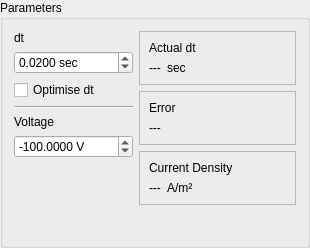
The window that src/inputparameters.ui (hobrasoft/simul6) describes before a commit, drawn with Qt 5.
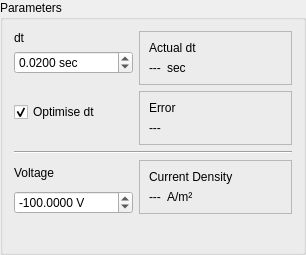
The same window after the commit.

Commit message: Zrychlené překreslování

What changed in the file:
```diff
--- a/src/inputparameters.ui
+++ b/src/inputparameters.ui
@@ -6,8 +6,8 @@
    <rect>
     <x>0</x>
     <y>0</y>
-    <width>310</width>
-    <height>248</height>
+    <width>306</width>
+    <height>255</height>
    </rect>
   </property>
   <property name="windowTitle">
@@ -16,48 +16,7 @@
   <property name="title">
    <string>Parameters</string>
   </property>
-  <layout class="QGridLayout" name="gridLayout_6">
-   <item row="0" column="0">
     <layout class="QGridLayout" name="gridLayout">
-     <item row="4" column="0">
-      <widget class="QLabel" name="label_2">
-       <property name="text">
-        <string>Voltage</string>
-       </property>
-      </widget>
-     </item>
-     <item row="6" column="0">
-      <spacer name="verticalSpacer">
-       <property name="orientation">
-        <enum>Qt::Vertical</enum>
-       </property>
-       <property name="sizeHint" stdset="0">
-        <size>
-         <width>20</width>
-         <height>103</height>
-        </size>
-       </property>
-      </spacer>
-     </item>
-     <item row="1" column="0">
-      <widget class="QDoubleSpinBox" name="f_dt">
-       <property name="suffix">
-        <string> sec</string>
-       </property>
-       <property name="decimals">
-        <number>4</number>
-       </property>
-       <property name="maximum">
-        <double>1000000.000000000000000</double>
-       </property>
-       <property name="singleStep">
-        <double>0.010000000000000</double>
-       </property>
-       <property name="value">
-        <double>0.020000000000000</double>
-       </property>
-      </widget>
-     </item>
      <item row="0" column="0">
       <widget class="QLabel" name="label">
        <property name="text">
@@ -65,47 +24,7 @@
        </property>
       </widget>
      </item>
-     <item row="5" column="0">
-      <widget class="QDoubleSpinBox" name="f_voltage">
-       <property name="suffix">
-        <string> V</string>
-       </property>
-       <property name="decimals">
-        <number>4</number>
-       </property>
-       <property name="minimum">
-        <double>-1000.000000000000000</double>
-       </property>
-       <property name="maximum">
-        <double>1000.000000000000000</double>
-       </property>
-       <property name="singleStep">
-        <double>0.100000000000000</double>
-       </property>
-       <property name="value">
-        <double>-100.000000000000000</double>
-       </property>
-      </widget>
-     </item>
-     <item row="2" column="0">
-      <widget class="QCheckBox" name="f_optimize_dt">
-       <property name="text">
-        <string>Optimise dt</string>
-       </property>
-      </widget>
-     </item>
-     <item row="3" column="0">
-      <widget class="Line" name="line">
-       <property name="orientation">
-        <enum>Qt::Horizontal</enum>
-       </property>
-      </widget>
-     </item>
-    </layout>
-   </item>
-   <item row="0" column="1">
-    <layout class="QGridLayout" name="gridLayout_5">
-     <item row="0" column="0">
+   <item row="0" column="2" rowspan="3">
       <widget class="QFrame" name="frame">
        <property name="frameShape">
         <enum>QFrame::StyledPanel</enum>
@@ -148,7 +67,36 @@
        </layout>
       </widget>
      </item>
-     <item row="1" column="0">
+   <item row="1" column="0" colspan="2">
+    <widget class="QDoubleSpinBox" name="f_dt">
+     <property name="suffix">
+      <string> sec</string>
+     </property>
+     <property name="decimals">
+      <number>4</number>
+     </property>
+     <property name="maximum">
+      <double>1000000.000000000000000</double>
+     </property>
+     <property name="singleStep">
+      <double>0.010000000000000</double>
+     </property>
+     <property name="value">
+      <double>0.020000000000000</double>
+     </property>
+    </widget>
+   </item>
+   <item row="2" column="0" rowspan="2" colspan="2">
+    <widget class="QCheckBox" name="f_optimize_dt">
+     <property name="text">
+      <string>Optimise dt</string>
+     </property>
+     <property name="checked">
+      <bool>true</bool>
+     </property>
+    </widget>
+   </item>
+   <item row="3" column="2">
       <widget class="QFrame" name="frame_2">
        <property name="frameShape">
         <enum>QFrame::StyledPanel</enum>
@@ -174,7 +122,14 @@
        </layout>
       </widget>
      </item>
-     <item row="2" column="0">
+   <item row="4" column="0" colspan="3">
+    <widget class="Line" name="line">
+     <property name="orientation">
+      <enum>Qt::Horizontal</enum>
+     </property>
+    </widget>
+   </item>
+   <item row="5" column="2" rowspan="2">
       <widget class="QFrame" name="frame_3">
        <property name="frameShape">
         <enum>QFrame::StyledPanel</enum>
@@ -217,7 +172,42 @@
        </layout>
       </widget>
      </item>
-     <item row="3" column="0">
+   <item row="6" column="0" colspan="2">
+    <widget class="QDoubleSpinBox" name="f_voltage">
+     <property name="suffix">
+      <string> V</string>
+     </property>
+     <property name="decimals">
+      <number>4</number>
+     </property>
+     <property name="minimum">
+      <double>-1000.000000000000000</double>
+     </property>
+     <property name="maximum">
+      <double>1000.000000000000000</double>
+     </property>
+     <property name="singleStep">
+      <double>0.100000000000000</double>
+     </property>
+     <property name="value">
+      <double>-100.000000000000000</double>
+     </property>
+    </widget>
+   </item>
+   <item row="7" column="1">
+    <spacer name="verticalSpacer">
+     <property name="orientation">
+      <enum>Qt::Vertical</enum>
+     </property>
+     <property name="sizeHint" stdset="0">
+      <size>
+       <width>20</width>
+       <height>19</height>
+      </size>
+     </property>
+    </spacer>
+   </item>
+   <item row="7" column="2">
       <spacer name="verticalSpacer_2">
        <property name="orientation">
         <enum>Qt::Vertical</enum>
@@ -225,12 +215,17 @@
        <property name="sizeHint" stdset="0">
         <size>
          <width>20</width>
-         <height>18</height>
+       <height>19</height>
         </size>
        </property>
       </spacer>
      </item>
-    </layout>
+   <item row="5" column="0" colspan="2">
+    <widget class="QLabel" name="label_2">
+     <property name="text">
+      <string>Voltage</string>
+     </property>
+    </widget>
    </item>
   </layout>
  </widget>
```
Lines whose indentation alone changed are shown as unchanged. The commit also changes 2 other files.
